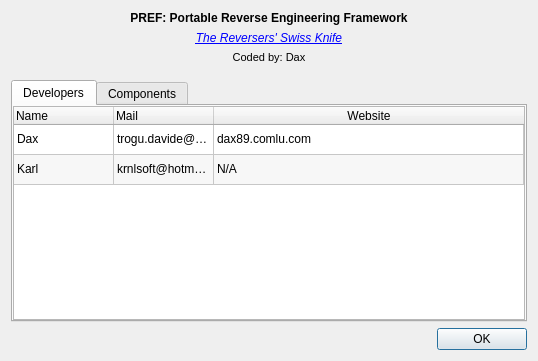
First picture: the form in aboutdialog.ui, repository PREF/PREF, before the edit.
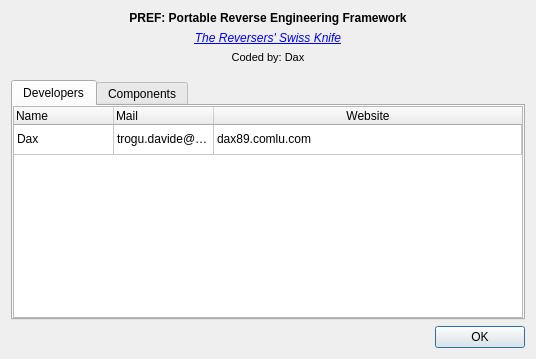
Second picture: the form after the edit.

```diff
--- a/aboutdialog.ui
+++ b/aboutdialog.ui
@@ -6,8 +6,8 @@
    <rect>
     <x>0</x>
     <y>0</y>
-    <width>538</width>
-    <height>361</height>
+    <width>536</width>
+    <height>359</height>
    </rect>
   </property>
   <property name="sizePolicy">
@@ -118,11 +118,6 @@
            <string>1</string>
           </property>
          </row>
-         <row>
-          <property name="text">
-           <string>2</string>
-          </property>
-         </row>
          <column>
           <property name="text">
            <string>Name</string>
@@ -173,21 +168,6 @@
            </brush>
           </property>
          </item>
-         <item row="1" column="0">
-          <property name="text">
-           <string>Karl</string>
-          </property>
-         </item>
-         <item row="1" column="1">
-          <property name="text">
-           <string>krnlsoft@hotmail.it</string>
-          </property>
-         </item>
-         <item row="1" column="2">
-          <property name="text">
-           <string>N/A</string>
-          </property>
-         </item>
         </widget>
        </item>
       </layout>
```
